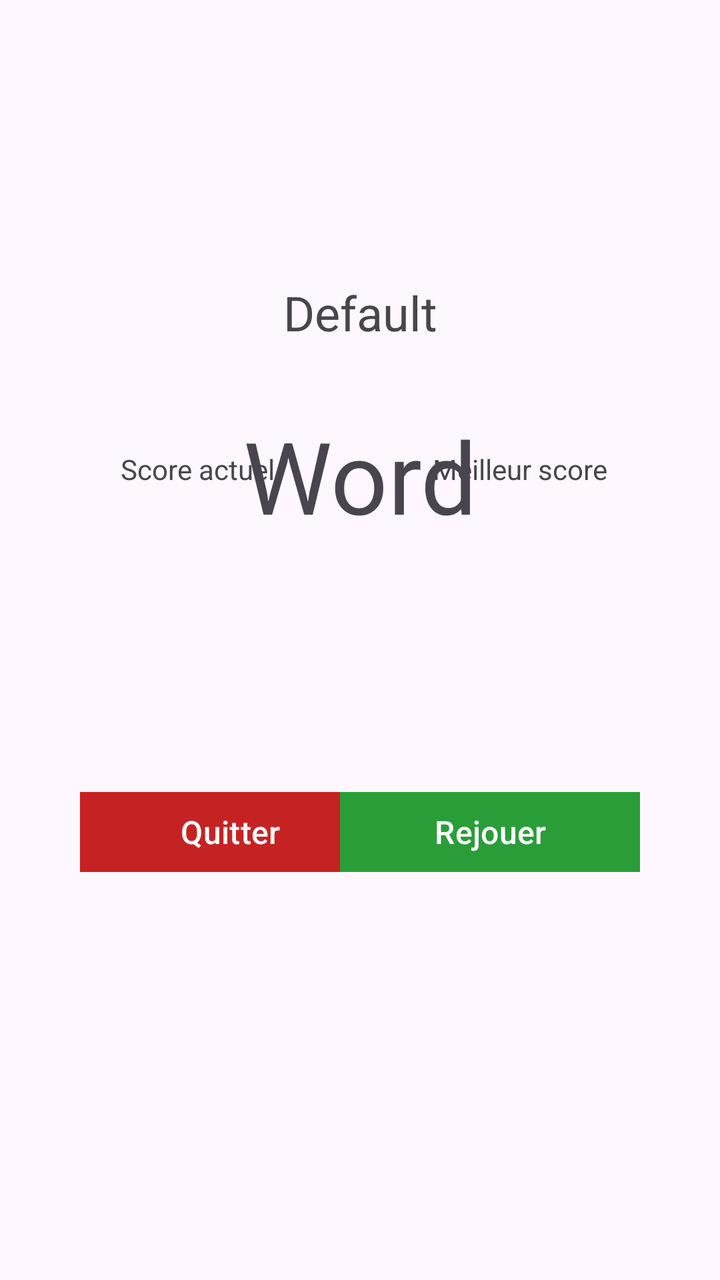
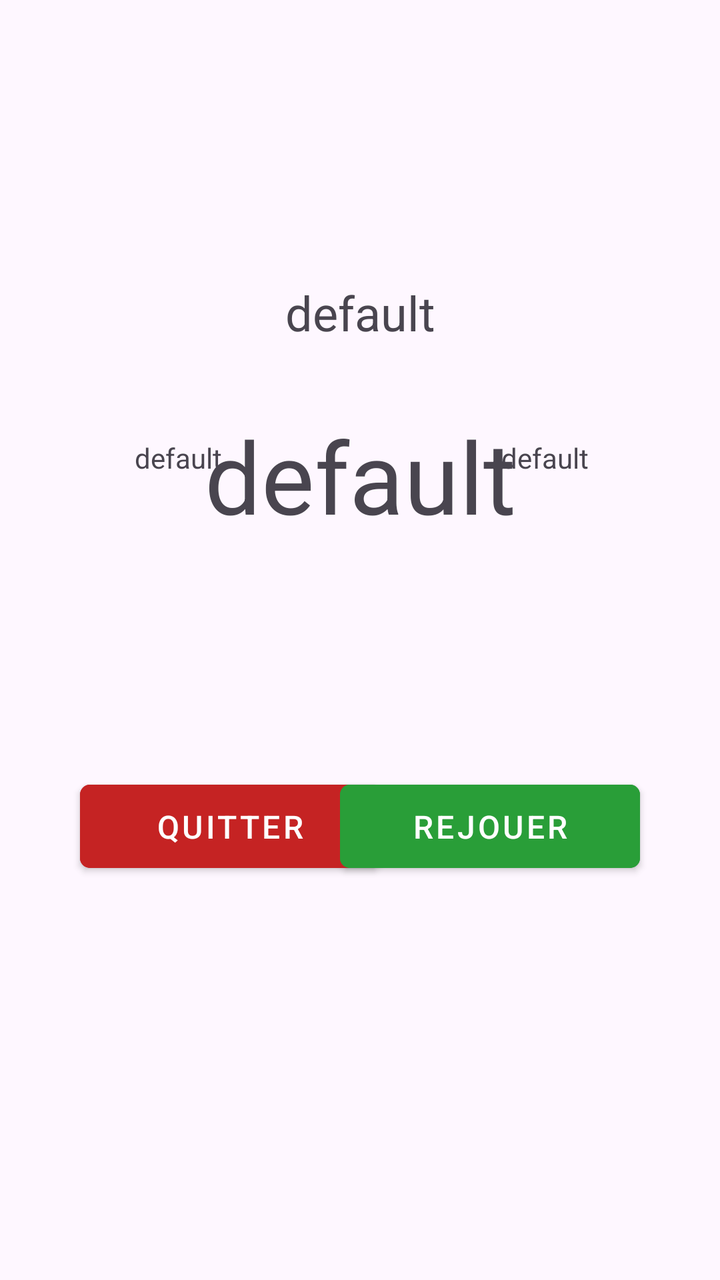

Compare the two renders of this Android layout. The source of the first and the diff that turns it into the second are given below.
<!-- AndroidManifest.xml: application theme Theme.Wordle -->
<!-- res/layout/activity_result.xml -->
<?xml version="1.0" encoding="utf-8"?>
<androidx.constraintlayout.widget.ConstraintLayout xmlns:android="http://schemas.android.com/apk/res/android"
    xmlns:app="http://schemas.android.com/apk/res-auto"
    xmlns:tools="http://schemas.android.com/tools"
    android:id="@+id/main"
    android:layout_width="match_parent"
    android:layout_height="match_parent"
    tools:context=".ResultActivity">

    <Button
        android:id="@+id/btn_quit"
        android:layout_width="150dp"
        android:layout_marginStart="40dp"
        android:layout_marginBottom="200dp"
        android:onClick="quit"
        style="@style/bouton_quit"
        android:text="@string/quit"
        android:textSize="16sp"
        app:layout_constraintBottom_toBottomOf="parent"
        app:layout_constraintStart_toStartOf="parent" />

    <Button
        android:id="@+id/btn_replay"
        style="@style/bouton_replay"
        android:layout_width="150dp"
        android:layout_marginEnd="40dp"
        android:layout_marginBottom="200dp"
        android:onClick="replay"
        android:text="@string/replay"
        android:textSize="16sp"
        app:layout_constraintBottom_toBottomOf="parent"
        app:layout_constraintEnd_toEndOf="parent" />

    <TextView
        android:id="@+id/txt_statut"
        android:layout_width="wrap_content"
        android:layout_height="wrap_content"
        android:layout_marginTop="140dp"
        android:text="Default"
        android:textAlignment="center"
        android:textSize="24sp"
        app:layout_constraintEnd_toEndOf="parent"
        app:layout_constraintStart_toStartOf="parent"
        app:layout_constraintTop_toTopOf="parent" />

    <TextView
        android:id="@+id/txt_mot"
        android:layout_width="wrap_content"
        android:layout_height="wrap_content"
        android:layout_marginTop="32dp"
        android:text="Word"
        android:textAlignment="center"
        android:textSize="50sp"
        app:layout_constraintEnd_toEndOf="parent"
        app:layout_constraintStart_toStartOf="parent"
        app:layout_constraintTop_toBottomOf="@+id/txt_statut" />

    <TextView
        android:id="@+id/txt_currentScore"
        android:layout_width="wrap_content"
        android:layout_height="wrap_content"
        android:layout_marginBottom="148dp"
        android:text="Score actuel"
        android:textAlignment="center"
        app:layout_constraintBottom_toTopOf="@+id/btn_quit"
        app:layout_constraintEnd_toEndOf="parent"
        app:layout_constraintHorizontal_bias="0.213"
        app:layout_constraintStart_toStartOf="parent" />

    <TextView
        android:id="@+id/txt_BestScore"
        android:layout_width="wrap_content"
        android:layout_height="wrap_content"
        android:layout_marginBottom="148dp"
        android:text="Meilleur score"
        android:textAlignment="center"
        app:layout_constraintBottom_toTopOf="@+id/btn_replay"
        app:layout_constraintEnd_toEndOf="parent"
        app:layout_constraintHorizontal_bias="0.792"
        app:layout_constraintStart_toStartOf="parent" />
</androidx.constraintlayout.widget.ConstraintLayout>
<!-- resources referenced by this layout -->
<resources>
  <string name="quit">Quitter</string>
  <string name="replay">Rejouer</string>
  <style name="bouton_quit">
          <item name="android:backgroundTint">@color/red</item>
          <item name="android:layout_height">wrap_content</item>
          <item name="cornerRadius">0dp</item>
      </style>
  <style name="bouton_replay">
          <item name="android:backgroundTint">@color/replay</item>
          <item name="android:layout_height">wrap_content</item>
          <item name="cornerRadius">0dp</item>
      </style>
  <style name="Theme.Wordle" parent="Base.Theme.Wordle" />
  <color name="red">#C52323</color>
  <color name="replay">#299E38</color>
  <style name="Base.Theme.Wordle" parent="Theme.Material3.DayNight.NoActionBar">
          
          
      </style>
</resources>

<!-- the commit's change to res/layout/activity_result.xml (unified diff, before → after) -->
@@ -36,7 +36,7 @@
         android:layout_width="wrap_content"
         android:layout_height="wrap_content"
         android:layout_marginTop="140dp"
-        android:text="Default"
+        android:text="@string/defaut"
         android:textAlignment="center"
         android:textSize="24sp"
         app:layout_constraintEnd_toEndOf="parent"
@@ -48,7 +48,7 @@
         android:layout_width="wrap_content"
         android:layout_height="wrap_content"
         android:layout_marginTop="32dp"
-        android:text="Word"
+        android:text="@string/defaut"
         android:textAlignment="center"
         android:textSize="50sp"
         app:layout_constraintEnd_toEndOf="parent"
@@ -60,7 +60,7 @@
         android:layout_width="wrap_content"
         android:layout_height="wrap_content"
         android:layout_marginBottom="148dp"
-        android:text="Score actuel"
+        android:text="@string/defaut"
         android:textAlignment="center"
         app:layout_constraintBottom_toTopOf="@+id/btn_quit"
         app:layout_constraintEnd_toEndOf="parent"
@@ -72,7 +72,7 @@
         android:layout_width="wrap_content"
         android:layout_height="wrap_content"
         android:layout_marginBottom="148dp"
-        android:text="Meilleur score"
+        android:text="@string/defaut"
         android:textAlignment="center"
         app:layout_constraintBottom_toTopOf="@+id/btn_replay"
         app:layout_constraintEnd_toEndOf="parent"
<!-- resource entries referenced after the edit -->
@@ -1,16 +1,19 @@
 <!-- resources referenced by this layout -->
 <resources>
+  <string name="defaut">default</string>
   <string name="quit">Quitter</string>
   <string name="replay">Rejouer</string>
-  <style name="bouton_quit">
+  <style name="bouton_quit" parent="Widget.MaterialComponents.Button">
           <item name="android:backgroundTint">@color/red</item>
           <item name="android:layout_height">wrap_content</item>
-          <item name="cornerRadius">0dp</item>
+          <item name="android:padding">10dp</item>
+          <item name="cornerRadius">5dp</item>
       </style>
-  <style name="bouton_replay">
+  <style name="bouton_replay" parent="Widget.MaterialComponents.Button">
           <item name="android:backgroundTint">@color/replay</item>
           <item name="android:layout_height">wrap_content</item>
-          <item name="cornerRadius">0dp</item>
+          <item name="android:padding">10dp</item>
+          <item name="cornerRadius">5dp</item>
       </style>
   <style name="Theme.Wordle" parent="Base.Theme.Wordle" />
   <color name="red">#C52323</color>
